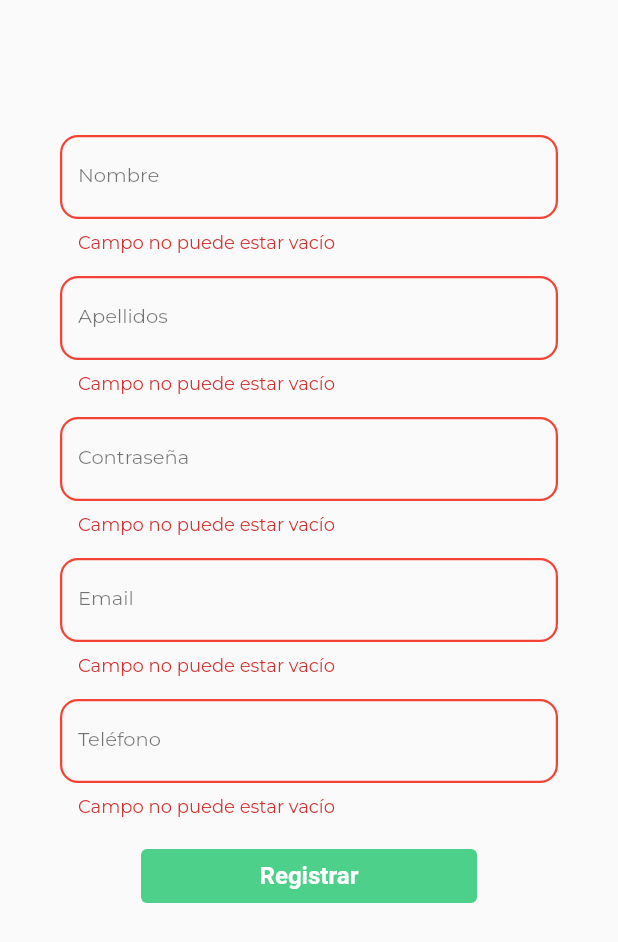
After one commit to c3ortiz/sosty-app-frontEnd-main, a Flutter app: the RegisterScreen screen opened directly, after a tap on "Registrar", on a phone screen of 412 x 824 dp. The commit adds this screen. Shown: the top 942 px of the screen. Run offline on Flutter 3.47's test engine with Material 2 defaults, Android fonts, the phone set to English and light mode, and no system bars; our stand-ins replace google_fonts, smooth_page_indicator; network calls fail.

Commit message:
Register form, faltan validaciones

```diff
--- /dev/null
+++ b/lib/foundation/sp_solid_button/sp_solid_button.dart
@@ -0,0 +1,33 @@
+import 'package:flutter/material.dart';
+
+class SPSolidButton extends StatelessWidget {
+  const SPSolidButton({Key? key, required this.text, this.onPressed})
+      : super(key: key);
+  final String text;
+  final Function()? onPressed;
+
+  @override
+  Widget build(BuildContext context) {
+    return ElevatedButton(
+      onPressed: onPressed,
+      style: ButtonStyle(
+        elevation: MaterialStateProperty.all(0),
+        backgroundColor:
+            MaterialStateProperty.all(Color.fromRGBO(77, 208, 137, 1)),
+        textStyle: MaterialStateProperty.all(
+          const TextStyle(
+            fontSize: 16,
+            fontWeight: FontWeight.w600,
+          ),
+        ),
+      ),
+      child: Container(
+        width: MediaQuery.of(context).size.width - 220,
+        height: 35,
+        child: Center(
+          child: Text(text),
+        ),
+      ),
+    );
+  }
+}
--- /dev/null
+++ b/lib/foundation/sp_text_field/sp_text_field.dart
@@ -0,0 +1,51 @@
+// ignore_for_file: prefer_const_constructors
+
+import 'package:flutter/material.dart';
+
+class SPTextFormField extends StatelessWidget {
+  const SPTextFormField(
+      {Key? key, required this.labelText, required this.textEditingController})
+      : super(key: key);
+
+  final String labelText;
+  final TextEditingController textEditingController;
+
+  @override
+  Widget build(BuildContext context) {
+    return Container(
+      //height: 50,
+      child: TextFormField(
+        style: TextStyle(
+          color: Colors.grey,
+          fontSize: 13,
+        ),
+        validator: (value) {
+          print(value);
+          if (value!.isEmpty) {
+            return "Campo no puede estar vacío";
+          }
+          return null;
+        },
+        decoration: InputDecoration(
+            labelText: labelText,
+            labelStyle: const TextStyle(color: Colors.black54, fontSize: 13),
+            enabledBorder: OutlineInputBorder(
+              borderSide: BorderSide(
+                width: 1,
+                color: Colors.grey,
+              ),
+            ),
+            focusedBorder: const OutlineInputBorder(
+              borderSide: BorderSide(
+                width: 1.5,
+                color: Colors.black54,
+              ),
+            ),
+            errorBorder: OutlineInputBorder(
+              borderSide: BorderSide(width: 1.5, color: Colors.red),
+              borderRadius: BorderRadius.circular(12),
+            )),
+      ),
+    );
+  }
+}
--- a/lib/login_screen.dart
+++ b/lib/login_screen.dart
@@ -1,4 +1,4 @@
-// ignore_for_file: prefer_const_constructors
+// ignore_for_file: prefer_const_constructors, unnecessary_new
 
 import 'package:flutter/material.dart';
 import 'package:my_first_app/main_screen.dart';
@@ -6,6 +6,8 @@ import 'package:http/http.dart';
 import 'dart:convert';
 
 import 'package:my_first_app/user.dart';
+
+import 'register_screen.dart';
 
 class LoginScreen extends StatefulWidget {
   const LoginScreen({super.key});
@@ -148,10 +150,18 @@ class _LoginScreenState extends State<LoginScreen> {
                         '¿Aún no usas Sosty?',
                         style: TextStyle(fontWeight: FontWeight.bold),
                       ),
-                      const Text(
-                        ' Regístrate',
-                        style: TextStyle(
-                            color: Colors.blue, fontWeight: FontWeight.bold),
+                      new GestureDetector(
+                        onTap: () {
+                          Navigator.push(
+                              context,
+                              MaterialPageRoute(
+                                  builder: (context) => RegisterScreen()));
+                        },
+                        child: new Text(
+                          ' Regístrate',
+                          style: TextStyle(
+                              color: Colors.blue, fontWeight: FontWeight.bold),
+                        ),
                       ),
                     ],
                   )
--- a/lib/main_screen.dart
+++ b/lib/main_screen.dart
@@ -26,8 +26,8 @@ class _MainScreenState extends State<MainScreen> {
   _MainScreenState(this.user);
 
   Future refresh() async {
-    final url = Uri.parse(
-        'https://sosty-api.azurewebsites.net/api/User/GetUserbyID?userID=${user.user.userID}');
+    final url =
+        Uri.parse('https://pruebadessoc.getsandbox.com/api/User/GetUserbyID');
     final response = await http.get(url,
         headers: <String, String>{'Content-Type': 'application/json'});
 
--- /dev/null
+++ b/lib/register_screen.dart
@@ -0,0 +1,109 @@
+// ignore_for_file: prefer_const_constructors
+
+import 'package:flutter/material.dart';
+import 'package:my_first_app/foundation/sp_solid_button/sp_solid_button.dart';
+import 'package:my_first_app/foundation/sp_text_field/sp_text_field.dart';
+import 'package:http/http.dart';
+import 'dart:convert';
+
+class RegisterScreen extends StatefulWidget {
+  const RegisterScreen({super.key});
+
+  @override
+  State<RegisterScreen> createState() => _RegisterScreenState();
+}
+
+class _RegisterScreenState extends State<RegisterScreen> {
+  final TextEditingController _emailController = TextEditingController();
+  final TextEditingController _passwordController = TextEditingController();
+  final TextEditingController _firstNameController = TextEditingController();
+  final TextEditingController _lastNameController = TextEditingController();
+  final TextEditingController _phoneNumeberController = TextEditingController();
+
+  final formKey = GlobalKey<FormState>();
+
+  void register(String email, String password, String firstName,
+      String lastName, String phoneNumber) async {
+    try {
+      Response response = await post(
+          Uri.parse('https://pruebadessoc.getsandbox.com/api/User/Register'),
+          headers: <String, String>{'Content-Type': 'application/json'},
+          body: jsonEncode(<String, String>{
+            'email': email,
+            'password': password,
+            'userType': "Inversionista",
+            'firstName': firstName,
+            'lastName': lastName,
+            'phoneNumber': phoneNumber
+          }));
+    } catch (e) {
+      rethrow;
+    }
+  }
+
+  @override
+  Widget build(BuildContext context) {
+    Title:
+    const Text("RegisterPage");
+    return Scaffold(
+      body: SingleChildScrollView(
+        child: SafeArea(
+          child: Padding(
+            padding: const EdgeInsets.symmetric(horizontal: 40, vertical: 90),
+            child: Form(
+              key: formKey,
+              child: Column(children: [
+                SPTextFormField(
+                  labelText: "Nombre",
+                  textEditingController: _firstNameController,
+                ),
+                SizedBox(
+                  height: 15,
+                ),
+                SPTextFormField(
+                  labelText: "Apellidos",
+                  textEditingController: _lastNameController,
+                ),
+                SizedBox(
+                  height: 15,
+                ),
+                SPTextFormField(
+                  labelText: "Contraseña",
+                  textEditingController: _passwordController,
+                ),
+                SizedBox(
+                  height: 15,
+                ),
+                SPTextFormField(
+                  labelText: "Email",
+                  textEditingController: _emailController,
+                ),
+                SizedBox(
+                  height: 15,
+                ),
+                SPTextFormField(
+                  labelText: "Teléfono",
+                  textEditingController: _phoneNumeberController,
+                ),
+                SizedBox(
+                  height: 15,
+                ),
+                SPSolidButton(
+                    text: "Registrar",
+                    onPressed: () {
+                      formKey.currentState!.validate();
+                      register(
+                          _emailController.text.toString(),
+                          _passwordController.text.toString(),
+                          _firstNameController.text.toString(),
+                          _lastNameController.text.toString(),
+                          _phoneNumeberController.text.toString());
+                    }),
+              ]),
+            ),
+          ),
+        ),
+      ),
+    );
+  }
+}
```
